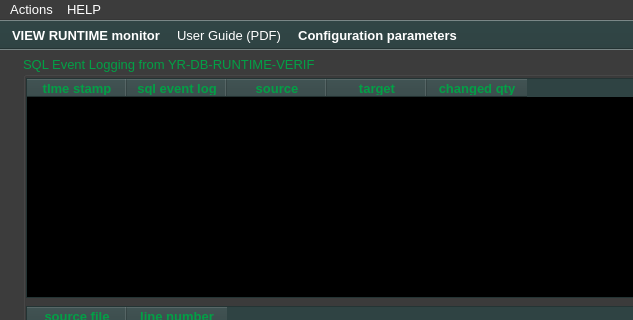
This is ui/yr-db-runtime-verif-main-window.ui in yerothd/yr-db-runtime-verif as Qt 5 draws it before an edit; both pictures show x 0 to 633 and y 0 to 320 of the 800 by 600 pixel window. The edited form follows.
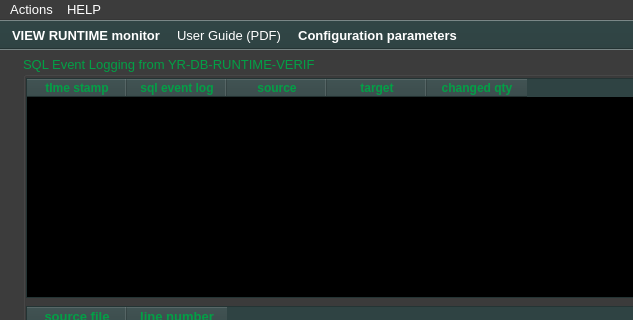
This is the edited form. Icons and pictures are not drawn. Custom widgets are drawn as their Qt base class.

Commit message: UPDATED. A SUT NOW NEEDS to send an unique identifier, because YR-DB-RUNTIME-VERIF can receives log testing monitoring verification messages from several different System Under Test (SUT).

The edit to the form file:
```diff
--- a/ui/yr-db-runtime-verif-main-window.ui
+++ b/ui/yr-db-runtime-verif-main-window.ui
@@ -1266,6 +1266,13 @@
        </disabled>
       </palette>
      </property>
+     <property name="font">
+      <font>
+       <pointsize>9</pointsize>
+       <weight>50</weight>
+       <bold>false</bold>
+      </font>
+     </property>
      <property name="editTriggers">
       <set>QAbstractItemView::NoEditTriggers</set>
      </property>
```
The commit also changes 8 other files.
